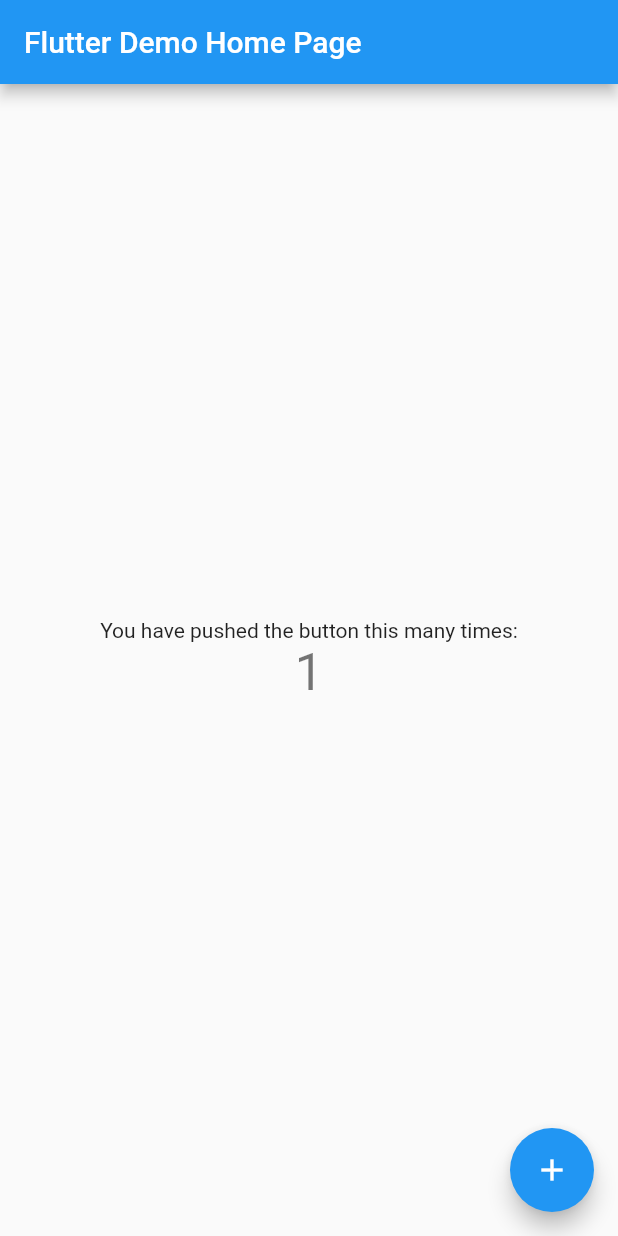
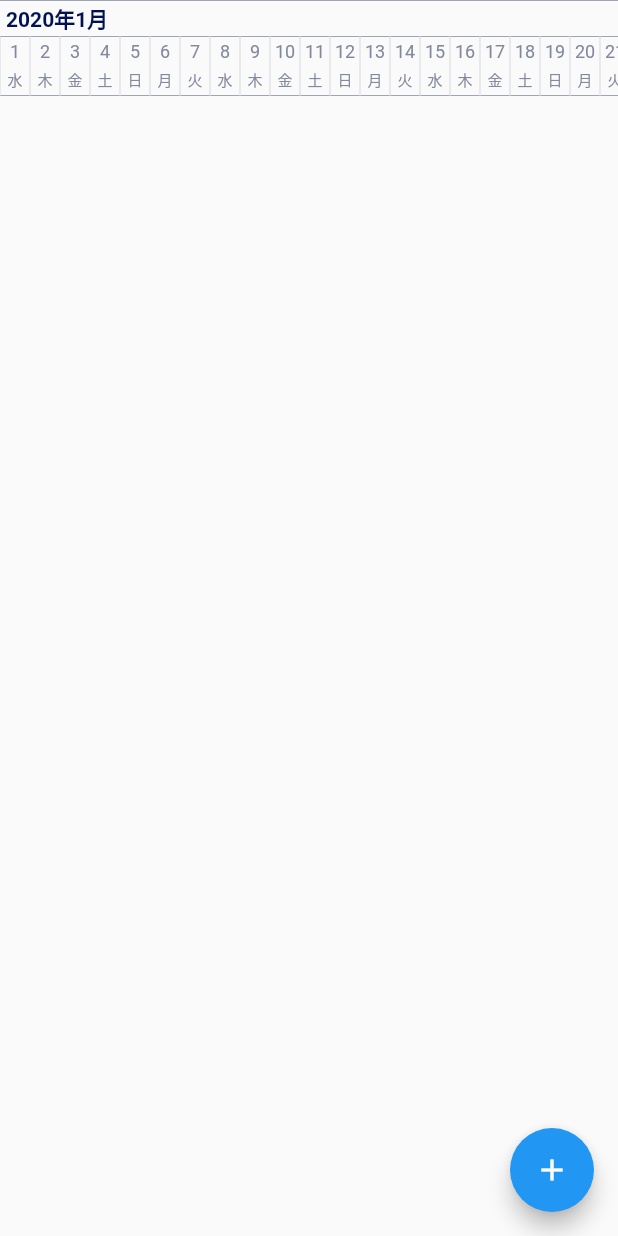
Before and after one commit to kenta-wakasa/flutter_calendar, a Flutter app: the screen it shows after launch, after a tap on the "add" icon, on a phone screen of 412 x 824 dp. Run offline on Flutter 3.47's test engine with Material 2 defaults, Android fonts, the phone set to English and light mode, and no system bars.

Commit message:
月と日付を表示する

```diff
--- a/lib/main.dart
+++ b/lib/main.dart
@@ -13,103 +13,153 @@ class MyApp extends StatelessWidget {
     return MaterialApp(
       title: 'Flutter Demo',
       theme: ThemeData(
-        // This is the theme of your application.
-        //
-        // Try running your application with "flutter run". You'll see the
-        // application has a blue toolbar. Then, without quitting the app, try
-        // changing the primarySwatch below to Colors.green and then invoke
-        // "hot reload" (press "r" in the console where you ran "flutter run",
-        // or simply save your changes to "hot reload" in a Flutter IDE).
-        // Notice that the counter didn't reset back to zero; the application
-        // is not restarted.
         primarySwatch: Colors.blue,
       ),
-      home: const MyHomePage(title: 'Flutter Demo Home Page'),
+      home: const MyCalendar(),
     );
   }
 }
 
-class MyHomePage extends StatefulWidget {
-  const MyHomePage({Key? key, required this.title}) : super(key: key);
-
-  // This widget is the home page of your application. It is stateful, meaning
-  // that it has a State object (defined below) that contains fields that affect
-  // how it looks.
-
-  // This class is the configuration for the state. It holds the values (in this
-  // case the title) provided by the parent (in this case the App widget) and
-  // used by the build method of the State. Fields in a Widget subclass are
-  // always marked "final".
-
-  final String title;
+class MyCalendar extends StatefulWidget {
+  const MyCalendar({Key? key}) : super(key: key);
 
   @override
-  State<MyHomePage> createState() => _MyHomePageState();
+  _MyCalendarState createState() => _MyCalendarState();
 }
 
-class _MyHomePageState extends State<MyHomePage> {
-  int _counter = 0;
+extension _IntExs on int {
+  String toWeek() {
+    switch (this) {
+      case DateTime.monday:
+        return '月';
+      case DateTime.tuesday:
+        return '火';
+      case DateTime.wednesday:
+        return '水';
+      case DateTime.thursday:
+        return '木';
+      case DateTime.friday:
+        return '金';
+      case DateTime.saturday:
+        return '土';
+      case DateTime.sunday:
+        return '日';
+      default:
+        return '';
+    }
+  }
+}
 
-  void _incrementCounter() {
+class _MyCalendarState extends State<MyCalendar> {
+  var calendars = <List<DateTime>>[];
+
+  static const gray = Color.fromRGBO(130, 136, 157, 1);
+
+  /// 開始日と終了日までのカレンダーデータを生成する
+  List<List<DateTime>> generateCalendar({required DateTime startDay, required DateTime endDay}) {
+    assert(startDay.compareTo(endDay) == -1);
+    final calendars = <List<DateTime>>[];
+
+    var index = 0;
+    var month = <DateTime>[];
+    while (startDay.add(Duration(days: index)).compareTo(endDay) == -1) {
+      month.add(startDay.add(Duration(days: index)));
+      index++;
+      // 月が異なった場合、今までのデータを一度カレンダーに格納し、monthを初期化する
+      if (month.last.month != startDay.add(Duration(days: index)).month) {
+        calendars.add(month);
+        month = <DateTime>[];
+      }
+    }
+
+    return calendars;
+  }
+
+  @override
+  void initState() {
+    super.initState();
     setState(() {
-      // This call to setState tells the Flutter framework that something has
-      // changed in this State, which causes it to rerun the build method below
-      // so that the display can reflect the updated values. If we changed
-      // _counter without calling setState(), then the build method would not be
-      // called again, and so nothing would appear to happen.
-      _counter++;
+      calendars = generateCalendar(startDay: DateTime(2020), endDay: DateTime(2021));
     });
+
+    print(calendars);
   }
 
   @override
   Widget build(BuildContext context) {
-    // This method is rerun every time setState is called, for instance as done
-    // by the _incrementCounter method above.
-    //
-    // The Flutter framework has been optimized to make rerunning build methods
-    // fast, so that you can just rebuild anything that needs updating rather
-    // than having to individually change instances of widgets.
+    const cellWidth = 20.0;
     return Scaffold(
-      appBar: AppBar(
-        // Here we take the value from the MyHomePage object that was created by
-        // the App.build method, and use it to set our appbar title.
-        title: Text(widget.title),
-      ),
-      body: Center(
-        // Center is a layout widget. It takes a single child and positions it
-        // in the middle of the parent.
-        child: Column(
-          // Column is also a layout widget. It takes a list of children and
-          // arranges them vertically. By default, it sizes itself to fit its
-          // children horizontally, and tries to be as tall as its parent.
-          //
-          // Invoke "debug painting" (press "p" in the console, choose the
-          // "Toggle Debug Paint" action from the Flutter Inspector in Android
-          // Studio, or the "Toggle Debug Paint" command in Visual Studio Code)
-          // to see the wireframe for each widget.
-          //
-          // Column has various properties to control how it sizes itself and
-          // how it positions its children. Here we use mainAxisAlignment to
-          // center the children vertically; the main axis here is the vertical
-          // axis because Columns are vertical (the cross axis would be
-          // horizontal).
-          mainAxisAlignment: MainAxisAlignment.center,
-          children: <Widget>[
-            const Text(
-              'You have pushed the button this many times:',
-            ),
-            Text(
-              '$_counter',
-              style: Theme.of(context).textTheme.headline4,
-            ),
-          ],
+      body: SafeArea(
+        child: SingleChildScrollView(
+          scrollDirection: Axis.horizontal,
+          child: Row(
+            mainAxisSize: MainAxisSize.max,
+            children: calendars.map((calendar) {
+              return Column(
+                crossAxisAlignment: CrossAxisAlignment.start,
+                children: [
+                  Container(
+                    width: calendar.length * cellWidth,
+                    height: 24,
+                    decoration: BoxDecoration(
+                      border: Border(
+                        top: const BorderSide(color: gray, width: .5),
+                        right: BorderSide(color: gray.withOpacity(.2), width: .5),
+                      ),
+                    ),
+                    child: Row(
+                      children: [
+                        const SizedBox(width: 4),
+                        Text(
+                          '${calendar.first.year}年${calendar.first.month}月',
+                          style: const TextStyle(
+                            color: Color.fromRGBO(0, 19, 80, 1),
+                            fontWeight: FontWeight.bold,
+                          ),
+                        ),
+                      ],
+                    ),
+                  ),
+                  Row(
+                    children: calendar.map(
+                      (e) {
+                        return Container(
+                          width: cellWidth,
+                          height: 40,
+                          decoration: BoxDecoration(
+                            border: Border.symmetric(
+                              horizontal: const BorderSide(color: gray, width: .5),
+                              vertical: BorderSide(color: gray.withOpacity(.2), width: .5),
+                            ),
+                          ),
+                          child: Column(
+                            mainAxisAlignment: MainAxisAlignment.center,
+                            children: [
+                              Text(
+                                '${e.day}',
+                                style: const TextStyle(fontSize: 12, color: gray),
+                              ),
+                              const SizedBox(height: 4),
+                              Text(
+                                e.weekday.toWeek(),
+                                style: const TextStyle(fontSize: 10, color: gray),
+                              ),
+                            ],
+                          ),
+                        );
+                      },
+                    ).toList(),
+                  ),
+                ],
+              );
+            }).toList(),
+          ),
         ),
       ),
       floatingActionButton: FloatingActionButton(
-        onPressed: _incrementCounter,
-        tooltip: 'Increment',
+        onPressed: () {},
         child: const Icon(Icons.add),
-      ), // This trailing comma makes auto-formatting nicer for build methods.
+      ),
     );
   }
 }
```
